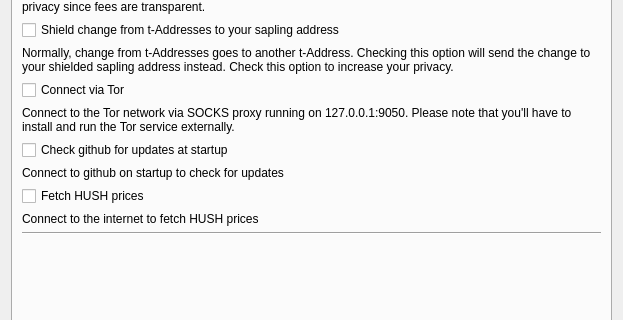
Before: the Qt Designer form src/settings.ui in hushmirror/SilentDragon, drawn with Qt 5; both pictures show x 0 to 623 and y 174 to 494 of the 623 by 653 pixel window.
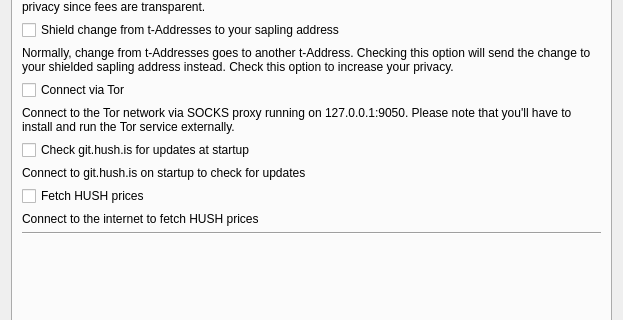
After: the same form once the commit is applied. The open tabs and pages were chosen to show the change.

Commit message: Fuck github some more

```diff
--- a/src/settings.ui
+++ b/src/settings.ui
@@ -473,7 +473,7 @@
        <item row="9" column="0" colspan="2">
         <widget class="QCheckBox" name="chkCheckUpdates">
          <property name="text">
-          <string>Check github for updates at startup</string>
+          <string>Check git.hush.is for updates at startup</string>
          </property>
         </widget>
        </item>
@@ -555,7 +555,7 @@
        <item row="10" column="0" colspan="2">
         <widget class="QLabel" name="label_8">
          <property name="text">
-          <string>Connect to github on startup to check for updates</string>
+          <string>Connect to git.hush.is on startup to check for updates</string>
          </property>
         </widget>
        </item>
```
The commit also changes 2 other files.
